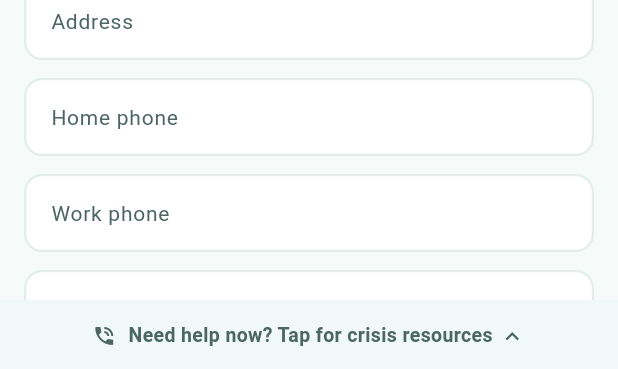
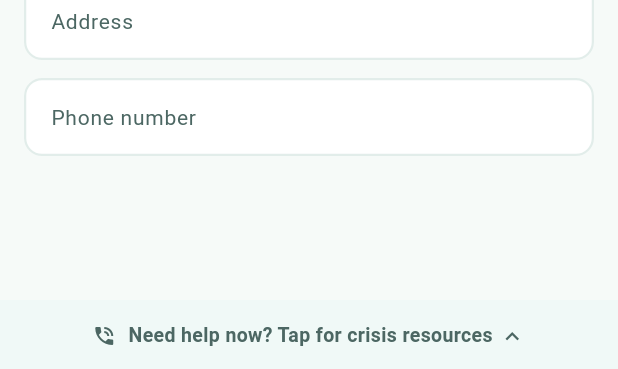
Before and after one commit to Onica5000/MHAD, a Flutter app: the AgentDesignationStep widget shown alone on an empty page, opened directly with empty values, on a phone screen of 412 x 824 dp. Shown: the part 864-1233 px from the top of the screen. Run offline on Flutter 3.47's test engine with Material 3 defaults, Android fonts, the phone set to English and light mode, and no system bars; our stand-ins replace drift, file_picker, flutter_contacts, flutter_local_notifications, flutter_riverpod, flutter_secure_storage and 11 more; missing offline and left inert: ndef_record, nfc_manager, safe_device, sqlcipher_flutter_libs, sqlite3; accounts and stored records are empty; generated files the repository leaves out were written again; Roboto replaces fonts that are missing (DM Sans).

Commit message:
Collapse agent phone fields to a single phone number
Both the primary and alternate agent steps now show one "Phone number"
field instead of separate home/work/cell entries. On load we prefer
the cell number, falling back to home or work for legacy records, and
on save we write to cellPhone and clear the unused columns. The
contact picker import follows the same precedence.

https://claude.ai/code/session_016jFLXx8eEx8UgYj4G1zfJR

```diff
--- a/lib/ui/wizard/steps/agent_designation_step.dart
+++ b/lib/ui/wizard/steps/agent_designation_step.dart
@@ -25,9 +25,7 @@ class _AgentDesignationStepState
   final _nameCtrl = TextEditingController();
   final _relationshipCtrl = TextEditingController();
   final _addressCtrl = TextEditingController();
-  final _homePhoneCtrl = TextEditingController();
-  final _workPhoneCtrl = TextEditingController();
-  final _cellPhoneCtrl = TextEditingController();
+  final _phoneCtrl = TextEditingController();
 
   int? _existingAgentId;
 
@@ -42,9 +40,7 @@ class _AgentDesignationStepState
     _nameCtrl.dispose();
     _relationshipCtrl.dispose();
     _addressCtrl.dispose();
-    _homePhoneCtrl.dispose();
-    _workPhoneCtrl.dispose();
-    _cellPhoneCtrl.dispose();
+    _phoneCtrl.dispose();
     super.dispose();
   }
 
@@ -59,26 +55,23 @@ class _AgentDesignationStepState
         _nameCtrl.text = primary.fullName;
         _relationshipCtrl.text = primary.relationship;
         _addressCtrl.text = primary.address;
-        _homePhoneCtrl.text = primary.homePhone;
-        _workPhoneCtrl.text = primary.workPhone;
-        _cellPhoneCtrl.text = primary.cellPhone;
+        _phoneCtrl.text = [
+          primary.cellPhone,
+          primary.homePhone,
+          primary.workPhone,
+        ].firstWhere((p) => p.isNotEmpty, orElse: () => '');
       });
     }
   }
 
-  String? _validateAtLeastOnePhone(String? value) {
-    final home = _homePhoneCtrl.text.trim();
-    final work = _workPhoneCtrl.text.trim();
-    final cell = _cellPhoneCtrl.text.trim();
-    if (home.isEmpty && work.isEmpty && cell.isEmpty) {
-      return 'At least one phone number is required';
+  String? _validatePhone(String? value) {
+    final v = value?.trim() ?? '';
+    if (v.isEmpty) {
+      return 'Phone number is required';
     }
-    // Validate that the current field (if filled) has enough digits
-    if (value != null && value.trim().isNotEmpty) {
-      final digits = value.replaceAll(RegExp(r'\D'), '');
-      if (digits.length < 10) {
-        return 'Enter a valid phone number (10+ digits)';
-      }
+    final digits = v.replaceAll(RegExp(r'\D'), '');
+    if (digits.length < 10) {
+      return 'Enter a valid phone number (10+ digits)';
     }
     return null;
   }
@@ -88,9 +81,7 @@ class _AgentDesignationStepState
     // Validate but don't block — always save whatever is entered
     _formKey.currentState?.validate();
 
-    final home = _homePhoneCtrl.text.trim();
-    final work = _workPhoneCtrl.text.trim();
-    final cell = _cellPhoneCtrl.text.trim();
+    final phone = _phoneCtrl.text.trim();
 
     await ref.read(directiveRepositoryProvider).upsertAgent(
           AgentsCompanion(
@@ -102,9 +93,9 @@ class _AgentDesignationStepState
             fullName: Value(_nameCtrl.text.trim()),
             relationship: Value(_relationshipCtrl.text.trim()),
             address: Value(_addressCtrl.text.trim()),
-            homePhone: Value(home),
-            workPhone: Value(work),
-            cellPhone: Value(cell),
+            homePhone: const Value(''),
+            workPhone: const Value(''),
+            cellPhone: Value(phone),
           ),
         );
     return true;
@@ -172,9 +163,9 @@ class _AgentDesignationStepState
               onContactPicked: (c) => setState(() {
                 _nameCtrl.text = c.fullName;
                 if (c.address.isNotEmpty) _addressCtrl.text = c.address;
-                if (c.homePhone.isNotEmpty) _homePhoneCtrl.text = c.homePhone;
-                if (c.workPhone.isNotEmpty) _workPhoneCtrl.text = c.workPhone;
-                if (c.cellPhone.isNotEmpty) _cellPhoneCtrl.text = c.cellPhone;
+                final picked = [c.cellPhone, c.homePhone, c.workPhone]
+                    .firstWhere((p) => p.isNotEmpty, orElse: () => '');
+                if (picked.isNotEmpty) _phoneCtrl.text = picked;
               }),
             ),
             const SizedBox(height: 16),
@@ -243,42 +234,10 @@ class _AgentDesignationStepState
             ),
             const SizedBox(height: 12),
             TextFormField(
-              controller: _homePhoneCtrl,
+              controller: _phoneCtrl,
               keyboardType: TextInputType.phone,
               decoration: const InputDecoration(
-                labelText: 'Home phone',
-                border: OutlineInputBorder(),
-              ),
-              autofillHints: const [],
-              textInputAction: TextInputAction.next,
-              autovalidateMode: AutovalidateMode.onUserInteraction,
-              inputFormatters: [
-                FilteringTextInputFormatter.allow(RegExp(r'[0-9()\-+.\s]')),
-              ],
-              validator: _validateAtLeastOnePhone,
-            ),
-            const SizedBox(height: 12),
-            TextFormField(
-              controller: _workPhoneCtrl,
-              keyboardType: TextInputType.phone,
-              decoration: const InputDecoration(
-                labelText: 'Work phone',
-                border: OutlineInputBorder(),
-              ),
-              autofillHints: const [],
-              textInputAction: TextInputAction.next,
-              autovalidateMode: AutovalidateMode.onUserInteraction,
-              inputFormatters: [
-                FilteringTextInputFormatter.allow(RegExp(r'[0-9()\-+.\s]')),
-              ],
-              validator: _validateAtLeastOnePhone,
-            ),
-            const SizedBox(height: 12),
-            TextFormField(
-              controller: _cellPhoneCtrl,
-              keyboardType: TextInputType.phone,
-              decoration: const InputDecoration(
-                labelText: 'Cell phone',
+                labelText: 'Phone number',
                 border: OutlineInputBorder(),
               ),
               autofillHints: const [],
@@ -287,7 +246,7 @@ class _AgentDesignationStepState
               inputFormatters: [
                 FilteringTextInputFormatter.allow(RegExp(r'[0-9()\-+.\s]')),
               ],
-              validator: _validateAtLeastOnePhone,
+              validator: _validatePhone,
             ),
           ],
         ),
```
Also changed, not shown: lib/ui/wizard/steps/alternate_agent_step.dart (+15 -39 lines).
